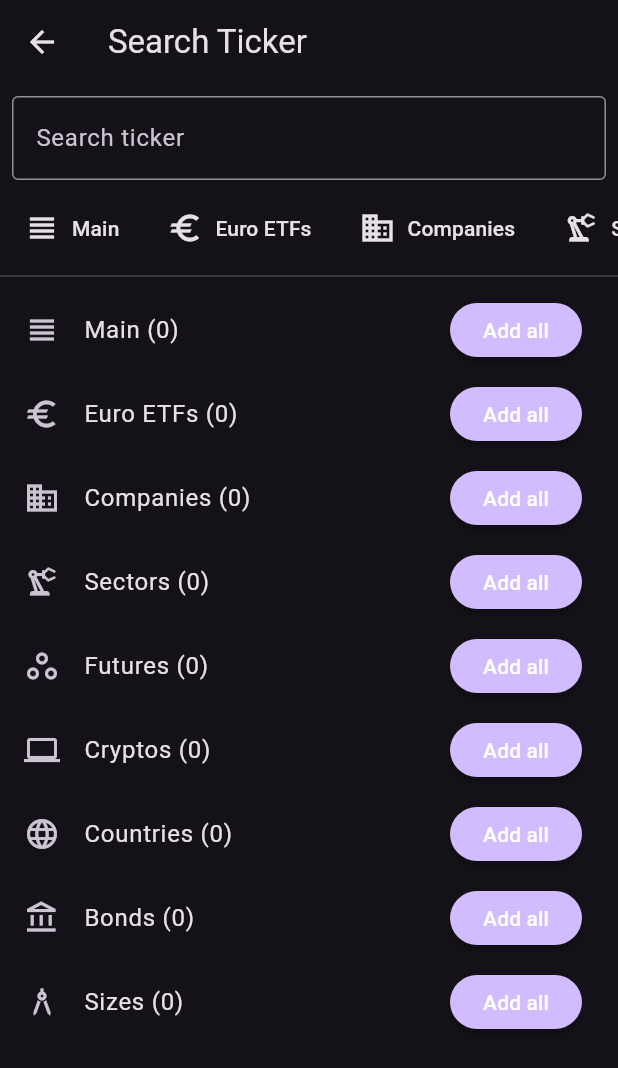
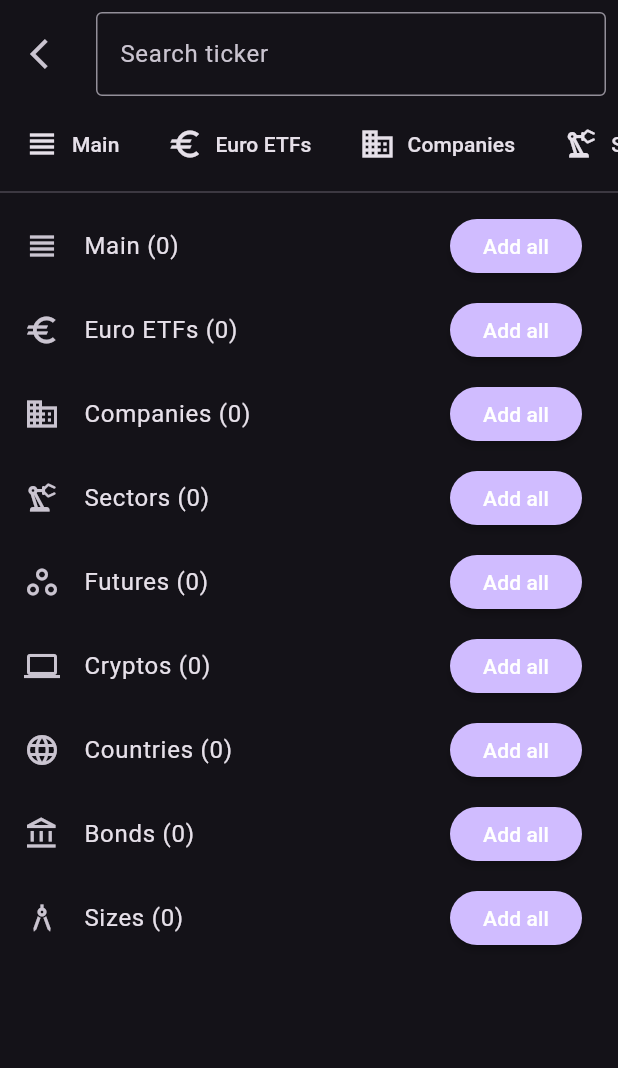
Before and after one commit to ivofernandes/ticker_search, a Flutter app: the screen it shows after launch, after a tap on the "add" icon, on a phone screen of 412 x 824 dp. Shown: the top 1068 px of the screen. Run offline on Flutter 3.47's test engine with Material 3 defaults, Android fonts, the phone set to English and light mode, and no system bars; our stand-ins replace shared_preferences; missing offline and left inert: stock_market_data.

Commit message:
Dropped search delegate

```diff
--- a/example/lib/main.dart
+++ b/example/lib/main.dart
@@ -34,6 +34,9 @@ class _MyHomePageState extends State<MyHomePage> {
   String lastQuery = '';
   // A shared scroll controller to preserve scroll position.
   final ScrollController scrollController = ScrollController();
+
+  StockTicker simplerExampleSelected =
+      const StockTicker(symbol: '', description: '');
 
   // List of suggestions used by the search widget.
   final List<TickerSuggestion> suggestions = [
@@ -105,17 +108,47 @@ class _MyHomePageState extends State<MyHomePage> {
                 if (result != null && result.tickers.isNotEmpty) {
                   setState(() {
                     // For demonstration, join all selected ticker symbols.
-                    selected = result.tickers
-                        .reduce((value, element) => value.copyWith(
-                              symbol: value.symbol.isEmpty
-                                  ? element.symbol
-                                  : '${value.symbol}, ${element.symbol}',
-                              description: '',
-                            ));
+                    selected = result.getTicker;
                     // Update lastQuery only if a suggestion button was pressed.
                     if (result.suggestion != null) {
                       lastQuery = result.suggestion!;
                     }
+                  });
+                }
+              },
+            ),
+            SizedBox(
+              height: 50,
+            ),
+            Text('Simpler example'),
+            Text(
+                '${simplerExampleSelected.symbol} > ${simplerExampleSelected.description}'),
+
+            // Tap this area to navigate to the simpler search page.
+            InkWell(
+              child: Container(
+                color: Colors.lightBlue.withValues(alpha: 0),
+                padding: const EdgeInsets.only(
+                  left: 40,
+                  right: 40,
+                  bottom: 30,
+                ),
+                child: const Icon(
+                  Icons.add,
+                  size: 40,
+                ),
+              ),
+              onTap: () async {
+                // Navigate to TickerSearchPage with a simpler example.
+                final SearchResult? result = await Navigator.push(
+                  context,
+                  MaterialPageRoute(
+                    builder: (context) => TickerSearchPage(),
+                  ),
+                );
+                if (result != null) {
+                  setState(() {
+                    simplerExampleSelected = result.getTicker;
                   });
                 }
               },
--- a/lib/src/model/search_result.dart
+++ b/lib/src/model/search_result.dart
@@ -5,4 +5,12 @@ class SearchResult {
   final List<StockTicker> tickers;
   final String? suggestion;
   SearchResult(this.tickers, this.suggestion);
+
+  StockTicker get getTicker =>
+      tickers.reduce((value, element) => value.copyWith(
+            symbol: value.symbol.isEmpty
+                ? element.symbol
+                : '${value.symbol}, ${element.symbol}',
+            description: '',
+          ));
 }
--- a/lib/src/ticker_search.dart
+++ b/lib/src/ticker_search.dart
@@ -93,14 +93,40 @@ class _TickerSearchState extends State<TickerSearch> {
     return Column(
       children: [
         // Search text field
-        Padding(
-          padding: const EdgeInsets.all(8),
-          child: TextField(
-            controller: _controller,
-            decoration: InputDecoration(
-              labelText: 'Search ticker',
-              suffixIcon: query.isNotEmpty
-                  ? IconButton(
+        Row(
+          children: [
+            // Back button
+            Container(
+              padding: const EdgeInsets.only(left: 8, top: 8, bottom: 8),
+              child: IconButton(
+                icon: const Icon(Icons.arrow_back_ios),
+                onPressed: () {
+                  Navigator.of(context).pop();
+                },
+              ),
+            ),
+            Expanded(
+              child: Padding(
+                padding: const EdgeInsets.all(8),
+                child: TextField(
+                  controller: _controller,
+                  decoration: InputDecoration(
+                    labelText: 'Search ticker',
+                    border: const OutlineInputBorder(),
+                  ),
+                  onChanged: (value) {
+                    setState(() {
+                      query = value;
+                    });
+                  },
+                ),
+              ),
+            ),
+            // Clear button
+            Container(
+              child: query.isEmpty
+                  ? SizedBox.shrink()
+                  : IconButton(
                       icon: const Icon(Icons.clear),
                       onPressed: () {
                         setState(() {
@@ -108,16 +134,9 @@ class _TickerSearchState extends State<TickerSearch> {
                           _controller.clear();
                         });
                       },
-                    )
-                  : null,
-              border: const OutlineInputBorder(),
+                    ),
             ),
-            onChanged: (value) {
-              setState(() {
-                query = value;
-              });
-            },
-          ),
+          ],
         ),
         // Horizontal selection buttons
         SingleChildScrollView(
--- a/lib/src/ticker_search_page.dart
+++ b/lib/src/ticker_search_page.dart
@@ -1,4 +1,5 @@
 import 'package:flutter/material.dart';
+import 'package:stock_market_data/stock_market_data.dart';
 import 'package:ticker_search/src/model/search_result.dart';
 import 'package:ticker_search/src/model/ticker_suggestion.dart';
 import 'package:ticker_search/src/ticker_search.dart';
@@ -11,15 +12,15 @@ class TickerSearchPage extends StatefulWidget {
   final String initialQuery;
 
   /// External scroll controller to preserve scroll state.
-  final ScrollController scrollController;
+  final ScrollController? scrollController;
 
   /// A list of [TickerSuggestion] that provides icon, title, and ticker information.
-  final List<TickerSuggestion> suggestions;
+  final List<TickerSuggestion>? suggestions;
 
   const TickerSearchPage({
-    required this.initialQuery,
-    required this.scrollController,
-    required this.suggestions,
+    this.initialQuery = '',
+    this.scrollController,
+    this.suggestions,
     super.key,
   });
 
@@ -31,13 +32,31 @@ class _TickerSearchPageState extends State<TickerSearchPage> {
   // This variable will capture the suggestion button pressed (if any).
   String? selectedSuggestion;
 
+  final List<TickerSuggestion> suggestions = [
+    TickerSuggestion(const Icon(Icons.view_headline), 'Main', TickersList.main),
+    TickerSuggestion(
+        const Icon(Icons.euro), 'Euro ETFs', TickersList.europeanEtfs),
+    TickerSuggestion(
+        const Icon(Icons.business_sharp), 'Companies', TickersList.companies),
+    TickerSuggestion(const Icon(Icons.precision_manufacturing_outlined),
+        'Sectors', TickersList.sectors),
+    TickerSuggestion(
+        const Icon(Icons.workspaces_outline), 'Futures', TickersList.futures),
+    TickerSuggestion(
+        const Icon(Icons.computer), 'Cryptos', TickersList.cryptoCurrencies),
+    TickerSuggestion(
+        const Icon(Icons.language), 'Countries', TickersList.countries),
+    TickerSuggestion(
+        const Icon(Icons.account_balance_outlined), 'Bonds', TickersList.bonds),
+    TickerSuggestion(
+        const Icon(Icons.architecture_sharp), 'Sizes', TickersList.sizes),
+  ];
+
   @override
-  Widget build(BuildContext context) => Scaffold(
-        appBar: AppBar(
-          title: const Text('Search Ticker'),
-        ),
+  Widget build(BuildContext context) => SafeArea(
+        child: Scaffold(
           body: TickerSearch(
-          suggestions: widget.suggestions,
+            suggestions: widget.suggestions ?? suggestions,
             initialQuery: widget.initialQuery,
             scrollController: widget.scrollController,
             onSuggestionButtonPressed: (suggestion) {
@@ -50,5 +69,6 @@ class _TickerSearchPageState extends State<TickerSearchPage> {
               Navigator.pop(context, SearchResult(tickers, selectedSuggestion));
             },
           ),
+        ),
       );
 }
--- a/pubspec.yaml
+++ b/pubspec.yaml
@@ -1,6 +1,6 @@
 name: ticker_search
 description: A new Flutter package to search for tickers of companies, ETFs, and cryptocurrencies.
-version: 0.0.10
+version: 1.0.0
 homepage: https://incaview.com
 repository: https://github.com/ivofernandes/ticker_search
 issue_tracker: https://github.com/ivofernandes/ticker_search/issues
```
Also changed, not shown: doc/search_ticker_search.png, example/pubspec.lock, 2 other files. Lines whose indentation alone changed are shown as unchanged.
